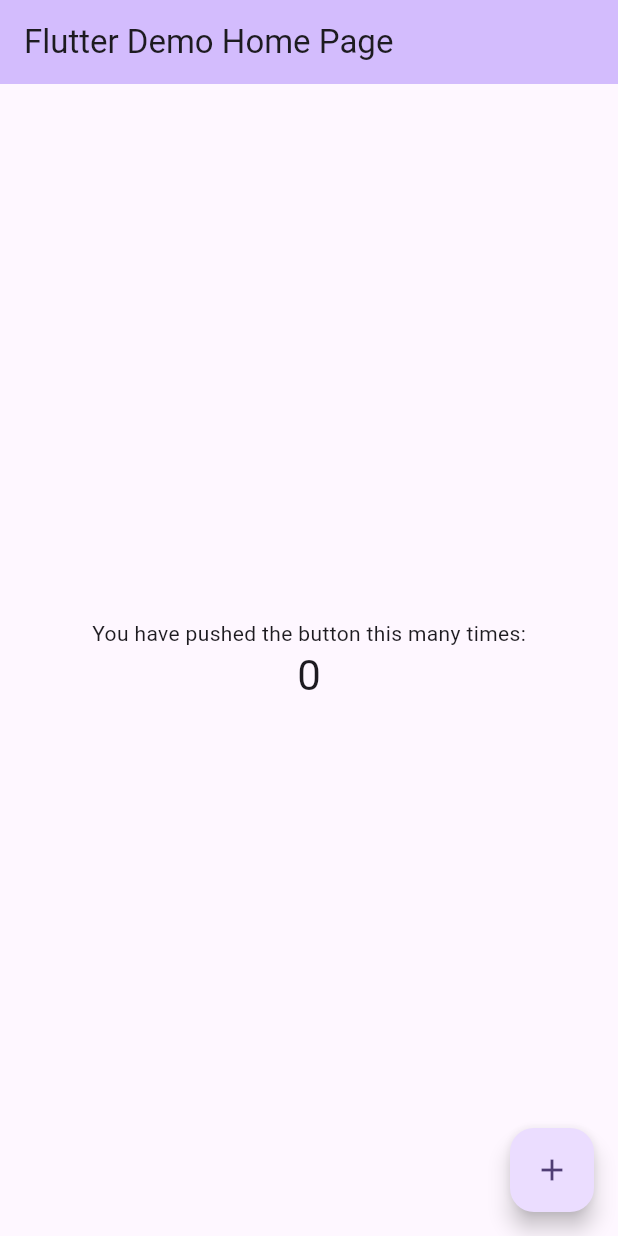
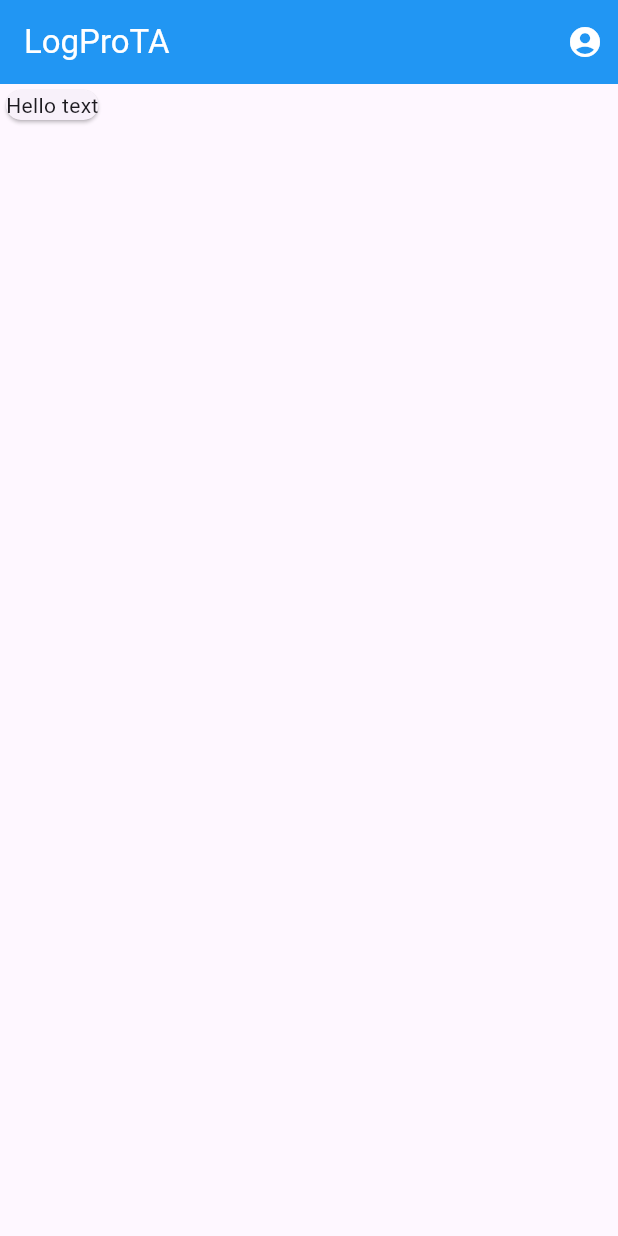
Before and after one commit to abhiramadamas/FP-PPB, a Flutter app: the screen it shows after launch, on a phone screen of 412 x 824 dp. Run offline on Flutter 3.47's test engine with Material 3 defaults, Android fonts, the phone set to English and light mode, and no system bars.

Commit message:
feat: add home page

```diff
--- a/lib/main.dart
+++ b/lib/main.dart
@@ -1,4 +1,5 @@
 import 'package:flutter/material.dart';
+import 'package:logprota/pages/home_page.dart';
 
 void main() {
   runApp(const MyApp());
@@ -7,119 +8,16 @@ void main() {
 class MyApp extends StatelessWidget {
   const MyApp({super.key});
 
-  // This widget is the root of your application.
   @override
   Widget build(BuildContext context) {
     return MaterialApp(
+      debugShowCheckedModeBanner: false,
       title: 'Flutter Demo',
       theme: ThemeData(
-        // This is the theme of your application.
-        //
-        // TRY THIS: Try running your application with "flutter run". You'll see
-        // the application has a purple toolbar. Then, without quitting the app,
-        // try changing the seedColor in the colorScheme below to Colors.green
-        // and then invoke "hot reload" (save your changes or press the "hot
-        // reload" button in a Flutter-supported IDE, or press "r" if you used
-        // the command line to start the app).
-        //
-        // Notice that the counter didn't reset back to zero; the application
-        // state is not lost during the reload. To reset the state, use hot
-        // restart instead.
-        //
-        // This works for code too, not just values: Most code changes can be
-        // tested with just a hot reload.
         colorScheme: ColorScheme.fromSeed(seedColor: Colors.deepPurple),
         useMaterial3: true,
       ),
-      home: const MyHomePage(title: 'Flutter Demo Home Page'),
+      home: const HomePage(),
     );
   }
 }
-
-class MyHomePage extends StatefulWidget {
-  const MyHomePage({super.key, required this.title});
-
-  // This widget is the home page of your application. It is stateful, meaning
-  // that it has a State object (defined below) that contains fields that affect
-  // how it looks.
-
-  // This class is the configuration for the state. It holds the values (in this
-  // case the title) provided by the parent (in this case the App widget) and
-  // used by the build method of the State. Fields in a Widget subclass are
-  // always marked "final".
-
-  final String title;
-
-  @override
-  State<MyHomePage> createState() => _MyHomePageState();
-}
-
-class _MyHomePageState extends State<MyHomePage> {
-  int _counter = 0;
-
-  void _incrementCounter() {
-    setState(() {
-      // This call to setState tells the Flutter framework that something has
-      // changed in this State, which causes it to rerun the build method below
-      // so that the display can reflect the updated values. If we changed
-      // _counter without calling setState(), then the build method would not be
-      // called again, and so nothing would appear to happen.
-      _counter++;
-    });
-  }
-
-  @override
-  Widget build(BuildContext context) {
-    // This method is rerun every time setState is called, for instance as done
-    // by the _incrementCounter method above.
-    //
-    // The Flutter framework has been optimized to make rerunning build methods
-    // fast, so that you can just rebuild anything that needs updating rather
-    // than having to individually change instances of widgets.
-    return Scaffold(
-      appBar: AppBar(
-        // TRY THIS: Try changing the color here to a specific color (to
-        // Colors.amber, perhaps?) and trigger a hot reload to see the AppBar
-        // change color while the other colors stay the same.
-        backgroundColor: Theme.of(context).colorScheme.inversePrimary,
-        // Here we take the value from the MyHomePage object that was created by
-        // the App.build method, and use it to set our appbar title.
-        title: Text(widget.title),
-      ),
-      body: Center(
-        // Center is a layout widget. It takes a single child and positions it
-        // in the middle of the parent.
-        child: Column(
-          // Column is also a layout widget. It takes a list of children and
-          // arranges them vertically. By default, it sizes itself to fit its
-          // children horizontally, and tries to be as tall as its parent.
-          //
-          // Column has various properties to control how it sizes itself and
-          // how it positions its children. Here we use mainAxisAlignment to
-          // center the children vertically; the main axis here is the vertical
-          // axis because Columns are vertical (the cross axis would be
-          // horizontal).
-          //
-          // TRY THIS: Invoke "debug painting" (choose the "Toggle Debug Paint"
-          // action in the IDE, or press "p" in the console), to see the
-          // wireframe for each widget.
-          mainAxisAlignment: MainAxisAlignment.center,
-          children: <Widget>[
-            const Text(
-              'You have pushed the button this many times:',
-            ),
-            Text(
-              '$_counter',
-              style: Theme.of(context).textTheme.headlineMedium,
-            ),
-          ],
-        ),
-      ),
-      floatingActionButton: FloatingActionButton(
-        onPressed: _incrementCounter,
-        tooltip: 'Increment',
-        child: const Icon(Icons.add),
-      ), // This trailing comma makes auto-formatting nicer for build methods.
-    );
-  }
-}
--- /dev/null
+++ b/lib/pages/home_page.dart
@@ -0,0 +1,34 @@
+import 'package:flutter/material.dart';
+
+class HomePage extends StatelessWidget {
+  const HomePage({super.key});
+
+  @override
+  Widget build(BuildContext context) {
+    return Scaffold(
+      appBar: AppBar(
+        title: const Text(
+          "LogProTA",
+          style: TextStyle(color: Colors.white),
+        ),
+        backgroundColor: Colors.blue,
+        actions: const [
+          Padding(
+            padding: EdgeInsets.all(10.0),
+            child: Icon(
+              Icons.account_circle,
+              color: Colors.white,
+            ),
+          ),
+        ],
+      ),
+      body: const Column(
+        children: [
+          Card(
+            child: Text("Hello text"),
+          ),
+        ],
+      ),
+    );
+  }
+}
```
